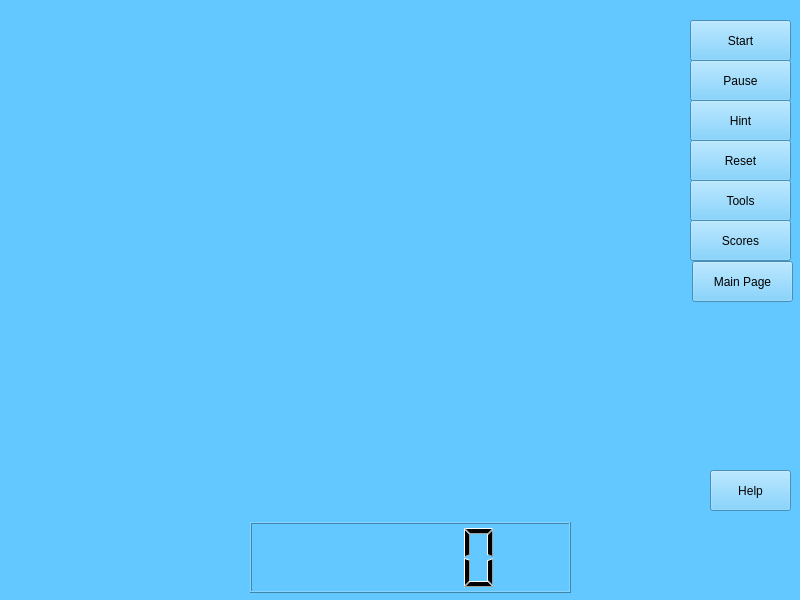
The window that levelmodewindow.ui (hero919/ImagesMatching) describes before a commit, drawn with Qt 5.
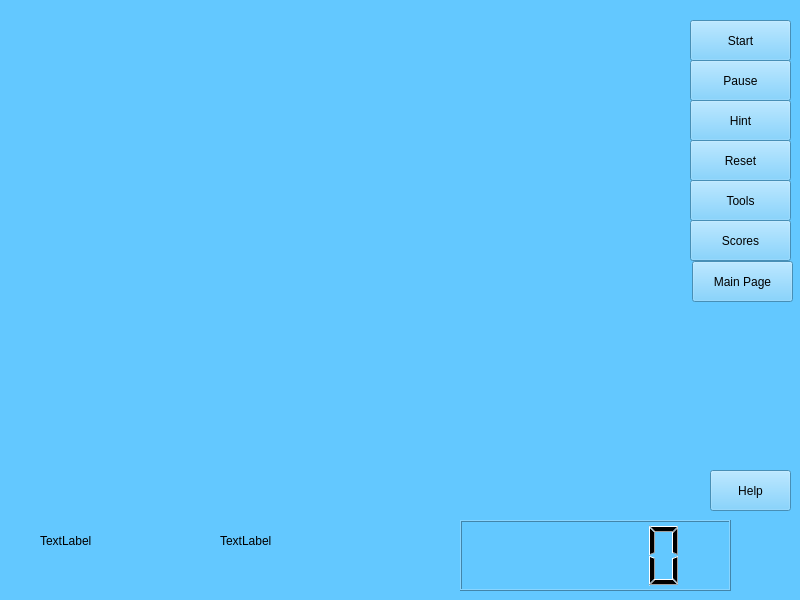
The same window after the commit.

The edit to the form file:
```diff
--- a/levelmodewindow.ui
+++ b/levelmodewindow.ui
@@ -130,9 +130,9 @@
    <widget class="QLCDNumber" name="NumberClock">
     <property name="geometry">
      <rect>
-      <x>250</x>
-      <y>522</y>
-      <width>321</width>
+      <x>460</x>
+      <y>520</y>
+      <width>271</width>
       <height>71</height>
      </rect>
     </property>
@@ -150,6 +150,32 @@
      <string>Main Page</string>
     </property>
    </widget>
+   <widget class="QLabel" name="Scores">
+    <property name="geometry">
+     <rect>
+      <x>220</x>
+      <y>495</y>
+      <width>161</width>
+      <height>91</height>
+     </rect>
+    </property>
+    <property name="text">
+     <string>TextLabel</string>
+    </property>
+   </widget>
+   <widget class="QLabel" name="ScoresLabel">
+    <property name="geometry">
+     <rect>
+      <x>40</x>
+      <y>495</y>
+      <width>151</width>
+      <height>91</height>
+     </rect>
+    </property>
+    <property name="text">
+     <string>TextLabel</string>
+    </property>
+   </widget>
   </widget>
  </widget>
  <resources/>
```
